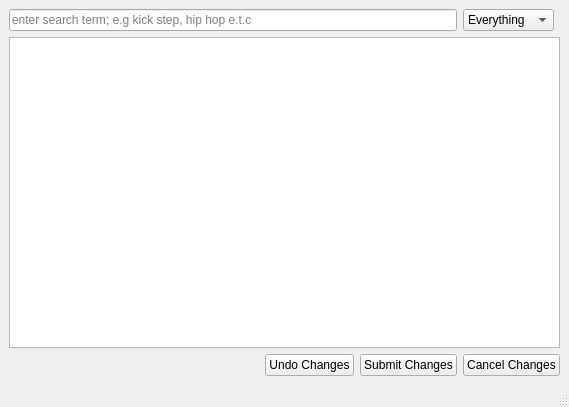
Qt form code/dance_app_uis/modify_dance_window.ui (ThaNyneTray/Dance-Training-App) before a commit.
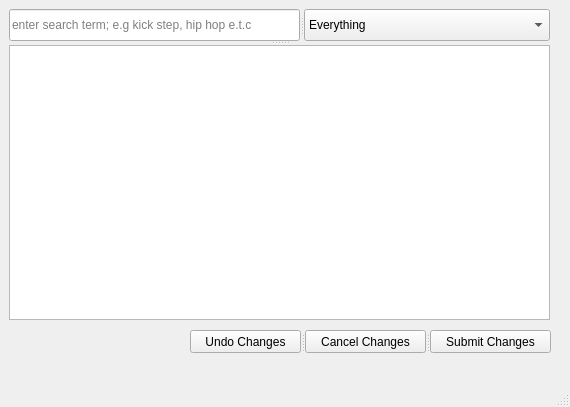
The same form after that commit.

Commit message: Added new window to allow for selection of moves to train/freestyle.

Patch:
```diff
--- a/code/dance_app_uis/modify_dance_window.ui
+++ b/code/dance_app_uis/modify_dance_window.ui
@@ -6,7 +6,7 @@
             <rect>
                 <x>0</x>
                 <y>0</y>
-                <width>569</width>
+                <width>570</width>
                 <height>407</height>
             </rect>
         </property>
@@ -14,8 +14,73 @@
             <string>Modify Dance Video</string>
         </property>
         <widget class="QWidget" name="centralwidget">
-            <layout class="QGridLayout" name="gridLayout">
-                <item row="0" column="4">
+            <widget class="QSplitter" name="splitter_2">
+                <property name="geometry">
+                    <rect>
+                        <x>190</x>
+                        <y>330</y>
+                        <width>361</width>
+                        <height>23</height>
+                    </rect>
+                </property>
+                <property name="orientation">
+                    <enum>Qt::Horizontal</enum>
+                </property>
+                <widget class="QPushButton" name="undo_Button">
+                    <property name="sizePolicy">
+                        <sizepolicy hsizetype="Fixed" vsizetype="Fixed">
+                            <horstretch>0</horstretch>
+                            <verstretch>0</verstretch>
+                        </sizepolicy>
+                    </property>
+                    <property name="text">
+                        <string>Undo Changes</string>
+                    </property>
+                </widget>
+                <widget class="QPushButton" name="cancel_Button">
+                    <property name="sizePolicy">
+                        <sizepolicy hsizetype="Fixed" vsizetype="Fixed">
+                            <horstretch>0</horstretch>
+                            <verstretch>0</verstretch>
+                        </sizepolicy>
+                    </property>
+                    <property name="text">
+                        <string>Cancel Changes</string>
+                    </property>
+                </widget>
+                <widget class="QPushButton" name="submit_Button">
+                    <property name="sizePolicy">
+                        <sizepolicy hsizetype="Fixed" vsizetype="Fixed">
+                            <horstretch>0</horstretch>
+                            <verstretch>0</verstretch>
+                        </sizepolicy>
+                    </property>
+                    <property name="text">
+                        <string>Submit Changes</string>
+                    </property>
+                </widget>
+            </widget>
+            <widget class="QSplitter" name="splitter_3">
+                <property name="geometry">
+                    <rect>
+                        <x>9</x>
+                        <y>9</y>
+                        <width>541</width>
+                        <height>311</height>
+                    </rect>
+                </property>
+                <property name="orientation">
+                    <enum>Qt::Vertical</enum>
+                </property>
+                <widget class="QSplitter" name="splitter">
+                    <property name="orientation">
+                        <enum>Qt::Horizontal</enum>
+                    </property>
+                    <widget class="QLineEdit" name="search_lineEdit">
+                        <property name="placeholderText">
+                            <string>enter search term; e.g kick step, hip hop e.t.c</string>
+                        </property>
+                    </widget>
                     <widget class="QComboBox" name="filter_comboBox">
                         <property name="sizePolicy">
                             <sizepolicy hsizetype="Fixed" vsizetype="Fixed">
@@ -49,64 +114,16 @@
                             </property>
                         </item>
                     </widget>
-                </item>
-                <item row="0" column="0" colspan="4">
-                    <widget class="QLineEdit" name="search_lineEdit">
-                        <property name="placeholderText">
-                            <string>enter search term; e.g kick step, hip hop e.t.c</string>
-                        </property>
-                    </widget>
-                </item>
-                <item row="1" column="0" colspan="5">
-                    <widget class="QTableView" name="moves_View">
-                        <property name="showGrid">
-                            <bool>false</bool>
-                        </property>
-                        <attribute name="verticalHeaderVisible">
-                            <bool>false</bool>
-                        </attribute>
-                    </widget>
-                </item>
-                <item row="2" column="2">
-                    <widget class="QPushButton" name="undo_Button">
-                        <property name="sizePolicy">
-                            <sizepolicy hsizetype="Fixed" vsizetype="Fixed">
-                                <horstretch>0</horstretch>
-                                <verstretch>0</verstretch>
-                            </sizepolicy>
-                        </property>
-                        <property name="text">
-                            <string>Undo Changes</string>
-                        </property>
-                    </widget>
-                </item>
-                <item row="2" column="3">
-                    <widget class="QPushButton" name="submit_Button">
-                        <property name="sizePolicy">
-                            <sizepolicy hsizetype="Fixed" vsizetype="Fixed">
-                                <horstretch>0</horstretch>
-                                <verstretch>0</verstretch>
-                            </sizepolicy>
-                        </property>
-                        <property name="text">
-                            <string>Submit Changes</string>
-                        </property>
-                    </widget>
-                </item>
-                <item row="2" column="4">
-                    <widget class="QPushButton" name="cancel_Button">
-                        <property name="sizePolicy">
-                            <sizepolicy hsizetype="Fixed" vsizetype="Fixed">
-                                <horstretch>0</horstretch>
-                                <verstretch>0</verstretch>
-                            </sizepolicy>
-                        </property>
-                        <property name="text">
-                            <string>Cancel Changes</string>
-                        </property>
-                    </widget>
-                </item>
-            </layout>
+                </widget>
+                <widget class="QTableView" name="moves_View">
+                    <property name="showGrid">
+                        <bool>false</bool>
+                    </property>
+                    <attribute name="verticalHeaderVisible">
+                        <bool>false</bool>
+                    </attribute>
+                </widget>
+            </widget>
         </widget>
         <widget class="QMenuBar" name="menubar">
             <property name="geometry">
```
Left out of the diff: 2 changed lines with no effect on the pictures. The commit also changes 2 other files.
